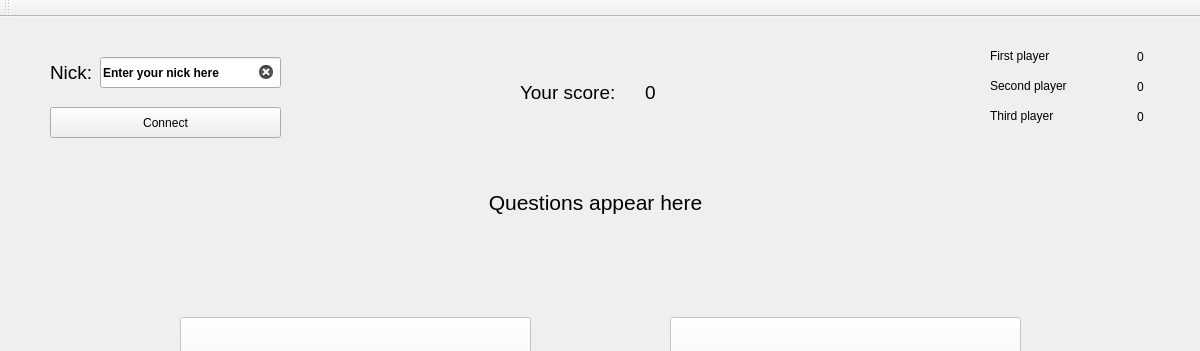
Before: the Qt Designer form client/client_app/quizwindow.ui in Johny9700/Internet_quiz, drawn with Qt 5; both pictures show x 0 to 1200 and y 0 to 351 of the 1200 by 800 pixel window.
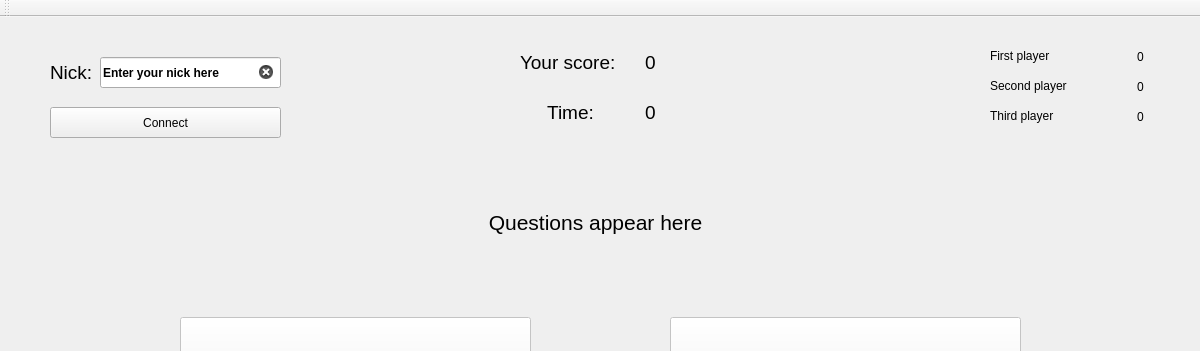
After: the same form once the commit is applied.

Patch:
```diff
--- a/client/client_app/quizwindow.ui
+++ b/client/client_app/quizwindow.ui
@@ -89,7 +89,7 @@
     <property name="geometry">
      <rect>
       <x>30</x>
-      <y>140</y>
+      <y>160</y>
       <width>1131</width>
       <height>91</height>
      </rect>
@@ -218,7 +218,7 @@
     <property name="geometry">
      <rect>
       <x>520</x>
-      <y>50</y>
+      <y>20</y>
       <width>101</width>
       <height>51</height>
      </rect>
@@ -239,7 +239,7 @@
     <property name="geometry">
      <rect>
       <x>620</x>
-      <y>50</y>
+      <y>20</y>
       <width>61</width>
       <height>51</height>
      </rect>
@@ -346,6 +346,54 @@
      <set>Qt::AlignCenter</set>
     </property>
    </widget>
+   <widget class="QLabel" name="yourTimeLabel">
+    <property name="geometry">
+     <rect>
+      <x>520</x>
+      <y>70</y>
+      <width>101</width>
+      <height>51</height>
+     </rect>
+    </property>
+    <property name="font">
+     <font>
+      <pointsize>14</pointsize>
+     </font>
+    </property>
+    <property name="text">
+     <string>Time:</string>
+    </property>
+    <property name="scaledContents">
+     <bool>false</bool>
+    </property>
+    <property name="alignment">
+     <set>Qt::AlignCenter</set>
+    </property>
+   </widget>
+   <widget class="QLabel" name="timeLabel">
+    <property name="geometry">
+     <rect>
+      <x>620</x>
+      <y>70</y>
+      <width>61</width>
+      <height>51</height>
+     </rect>
+    </property>
+    <property name="font">
+     <font>
+      <pointsize>14</pointsize>
+     </font>
+    </property>
+    <property name="text">
+     <string>0</string>
+    </property>
+    <property name="scaledContents">
+     <bool>false</bool>
+    </property>
+    <property name="alignment">
+     <set>Qt::AlignCenter</set>
+    </property>
+   </widget>
   </widget>
   <widget class="QMenuBar" name="menuBar">
    <property name="geometry">
```
